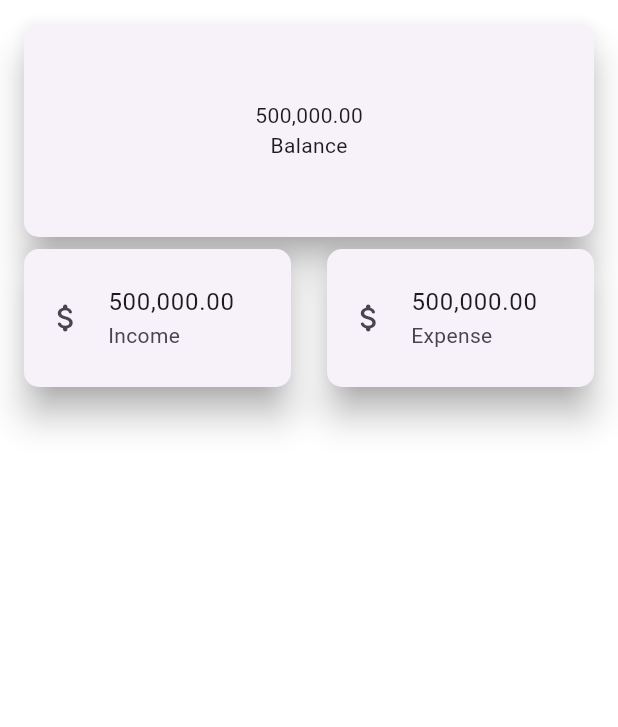
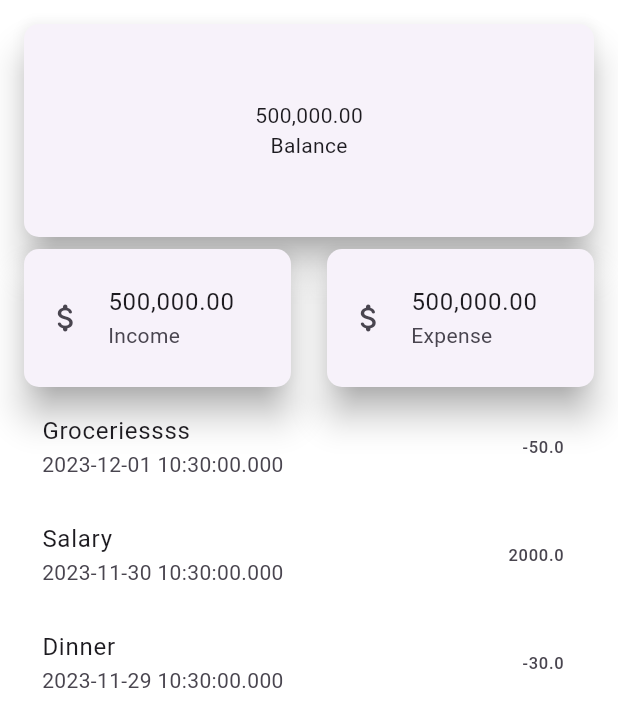
Before and after one commit to Ownerkun/money_tracker, a Flutter app: the screen it shows after launch, on a phone screen of 412 x 824 dp. Shown: the top 727 px of the screen. Run offline on Flutter 3.47's test engine with Material 3 defaults, Android fonts, the light colour scheme and no system bars.

Commit message:
add TransactionList UI

```diff
--- /dev/null
+++ b/lib/data/transaction_data.dart
@@ -0,0 +1,29 @@
+class Transaction {
+  final DateTime dateTime;
+  final String description;
+  final double amount;
+
+  Transaction({
+    required this.dateTime,
+    required this.description,
+    required this.amount,
+  });
+
+  static List<Transaction> transactions = [
+    Transaction(
+      dateTime: DateTime.now(),
+      description: 'Groceriessss',
+      amount: -50.0,
+    ),
+    Transaction(
+      dateTime: DateTime.now().subtract(const Duration(days: 1)),
+      description: 'Salary',
+      amount: 2000.0,
+    ),
+    Transaction(
+      dateTime: DateTime.now().subtract(const Duration(days: 2)),
+      description: 'Dinner',
+      amount: -30.0,
+    ),
+  ];
+}
--- a/lib/home_page.dart
+++ b/lib/home_page.dart
@@ -2,10 +2,16 @@ import 'package:flutter/material.dart';
 import 'package:graduation_project_app/util/balance_tile.dart';
 import 'package:graduation_project_app/util/expense_tile.dart';
 import 'package:graduation_project_app/util/income_tile.dart';
+import 'package:graduation_project_app/util/transaction_list.dart';
 
-class HomePage extends StatelessWidget {
+class HomePage extends StatefulWidget {
   const HomePage({super.key});
 
+  @override
+  State<HomePage> createState() => _HomePageState();
+}
+
+class _HomePageState extends State<HomePage> {
   @override
   Widget build(BuildContext context) {
     return Scaffold(
@@ -15,16 +21,17 @@ class HomePage extends StatelessWidget {
         toolbarHeight: 0,
         elevation: 0,
       ),
-      body: Container(
+      body: ListView(
         padding: const EdgeInsets.all(12.0),
-        child: const Column(
         children: [
-            Row(
+          Column(
+            children: [
+              const Row(
                 children: [
                   Balancetile(),
                 ],
               ),
-            Row(
+              const Row(
                 children: [
                   IncomeTile(),
                   SizedBox(
@@ -33,8 +40,13 @@ class HomePage extends StatelessWidget {
                   ExpenseTile(),
                 ],
               ),
+              Container(
+                height: 400,
+                child: TransactionList(),
+              )
             ],
           ),
+        ],
       ),
     );
   }
--- /dev/null
+++ b/lib/util/transaction_list.dart
@@ -0,0 +1,15 @@
+import 'package:flutter/material.dart';
+import 'package:graduation_project_app/data/transaction_data.dart';
+import 'package:graduation_project_app/util/transaction_tile.dart';
+
+class TransactionList extends StatelessWidget {
+  @override
+  Widget build(BuildContext context) {
+    return ListView.builder(
+      itemCount: Transaction.transactions.length,
+      itemBuilder: (context, index) {
+        return TransactionTile(transaction: Transaction.transactions[index]);
+      },
+    );
+  }
+}
--- /dev/null
+++ b/lib/util/transaction_tile.dart
@@ -0,0 +1,18 @@
+import 'package:flutter/material.dart';
+import 'package:graduation_project_app/data/transaction_data.dart';
+
+class TransactionTile extends StatelessWidget {
+  final Transaction transaction;
+
+  const TransactionTile({Key? key, required this.transaction})
+      : super(key: key);
+
+  @override
+  Widget build(BuildContext context) {
+    return ListTile(
+      title: Text(transaction.description),
+      subtitle: Text(transaction.dateTime.toString()),
+      trailing: Text(transaction.amount.toString()),
+    );
+  }
+}
```
Also changed, not shown: pubspec.lock. Lines whose indentation alone changed are shown as unchanged.
